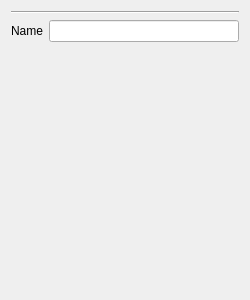
First picture: the form in ui/logic_channel_settings.ui, repository analogdevicesinc/scopy, before the edit.
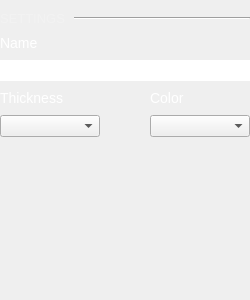
Second picture: the form after the edit.

Commit message: Logic Analyzer: Add general settings (name, thickness and color) for each channel/group.

```diff
--- a/ui/logic_channel_settings.ui
+++ b/ui/logic_channel_settings.ui
@@ -13,25 +13,155 @@
   <property name="windowTitle">
    <string>Form</string>
   </property>
+  <property name="styleSheet">
+   <string notr="true">QLabel {
+width: 68.2px;
+height: 16.46px;
+opacity: 0.6;
+font-family: Arial;
+font-size: 14px;
+line-height: 16px;
+color: #FFFFFF;
+}
+
+/* Color of the selected list item. */
+QComboBox::item:selected {
+  font-family: ArialMT;
+  font-size: 16px;
+  font-weight: normal;
+  font-style: normal;
+  text-align: right;
+  color: #ffffff;
+  border-bottom: 1px solid rgba(255, 255, 255, 102);
+ 
+}
+/* Indicator will shine through the label text if you don't make it hidden. */ 
+QComboBox::indicator{
+    background-color:transparent;
+    selection-background-color:transparent;
+    color:transparent;
+    selection-color:transparent;
+}
+
+QLineEdit {
+  height: 20px;
+  width: 50px;
+  color: white;
+  font-size: 14px;
+font-family: Arial;
+font-weight:bold;
+border:0px;
+ border-bottom: 1px solid rgba(255, 255, 255, 102); 
+}</string>
+  </property>
   <layout class="QVBoxLayout" name="verticalLayout_2">
+   <property name="spacing">
+    <number>9</number>
+   </property>
+   <property name="leftMargin">
+    <number>0</number>
+   </property>
+   <property name="rightMargin">
+    <number>0</number>
+   </property>
+   <property name="bottomMargin">
+    <number>0</number>
+   </property>
    <item>
-    <widget class="Line" name="line">
-     <property name="orientation">
-      <enum>Qt::Horizontal</enum>
+    <layout class="QHBoxLayout" name="horizontalLayout_2">
+     <property name="topMargin">
+      <number>0</number>
+     </property>
+     <item>
+      <widget class="QLabel" name="label_2">
+       <property name="sizePolicy">
+        <sizepolicy hsizetype="Maximum" vsizetype="Preferred">
+         <horstretch>0</horstretch>
+         <verstretch>0</verstretch>
+        </sizepolicy>
+       </property>
+       <property name="styleSheet">
+        <string notr="true">QLabel {
+opacity: 0.2;
+font-family: Arial;
+font-size: 13px;
+line-height: 14px;
+color: rgba(255,255,255,50);
+}</string>
+       </property>
+       <property name="text">
+        <string>SETTINGS</string>
+       </property>
+      </widget>
+     </item>
+     <item>
+      <widget class="Line" name="line">
+       <property name="styleSheet">
+        <string notr="true">QFrame{
+	opacity: 0.1;
+  color: rgba(255,255,255,50);
+}</string>
+       </property>
+       <property name="orientation">
+        <enum>Qt::Horizontal</enum>
+       </property>
+      </widget>
+     </item>
+    </layout>
+   </item>
+   <item>
+    <widget class="QLabel" name="label_3">
+     <property name="styleSheet">
+      <string notr="true">QLabel{ opacity:0.6;}</string>
+     </property>
+     <property name="text">
+      <string>Name</string>
      </property>
     </widget>
    </item>
    <item>
-    <layout class="QHBoxLayout" name="horizontalLayout">
+    <widget class="QLineEdit" name="nameLineEdit"/>
+   </item>
+   <item>
+    <layout class="QHBoxLayout" name="horizontalLayout_3">
+     <property name="spacing">
+      <number>50</number>
+     </property>
+     <property name="topMargin">
+      <number>0</number>
+     </property>
+     <item>
+      <widget class="QLabel" name="label_4">
+       <property name="styleSheet">
+        <string notr="true">QLabel{ opacity:0.6;}</string>
+       </property>
+       <property name="text">
+        <string>Thickness</string>
+       </property>
+      </widget>
+     </item>
      <item>
       <widget class="QLabel" name="label">
+       <property name="styleSheet">
+        <string notr="true">QLabel{ opacity:0.6;}</string>
+       </property>
        <property name="text">
-        <string>Name</string>
+        <string>Color</string>
        </property>
       </widget>
      </item>
+    </layout>
+   </item>
+   <item>
+    <layout class="QHBoxLayout" name="horizontalLayout">
+     <property name="spacing">
+      <number>50</number>
+     </property>
      <item>
-      <widget class="QLineEdit" name="channelName"/>
+      <widget class="QComboBox" name="comboBox"/>
+     </item>
+     <item>
+      <widget class="QComboBox" name="comboBox_2"/>
      </item>
     </layout>
    </item>
```
The commit also changes 7 other files.
